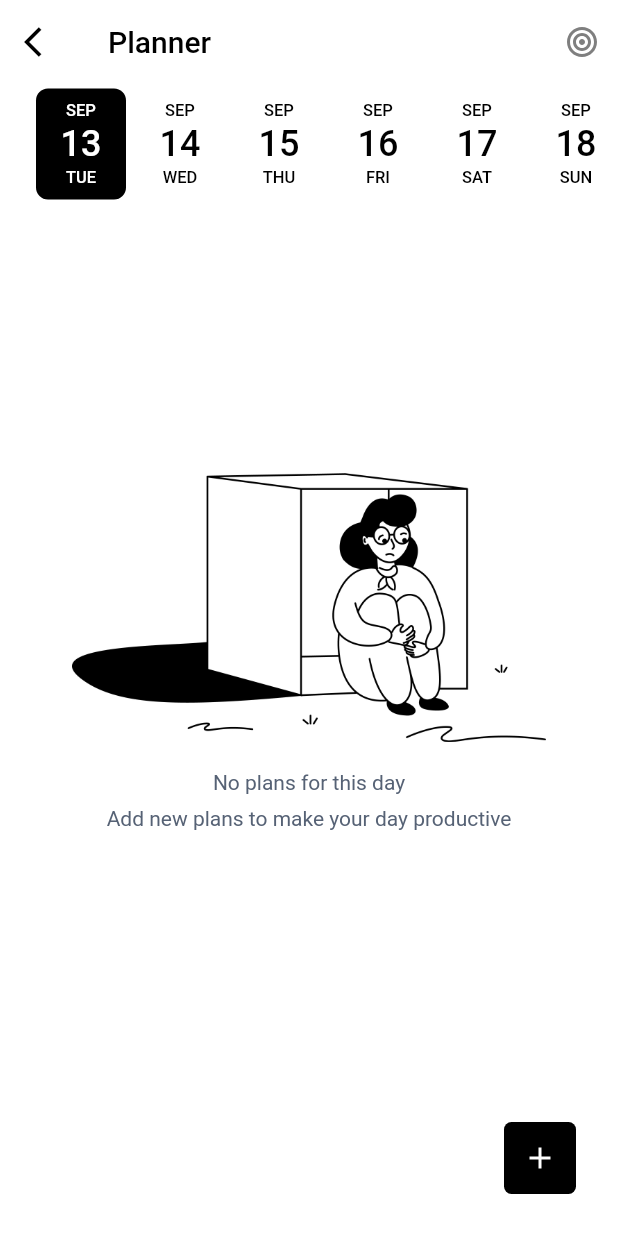
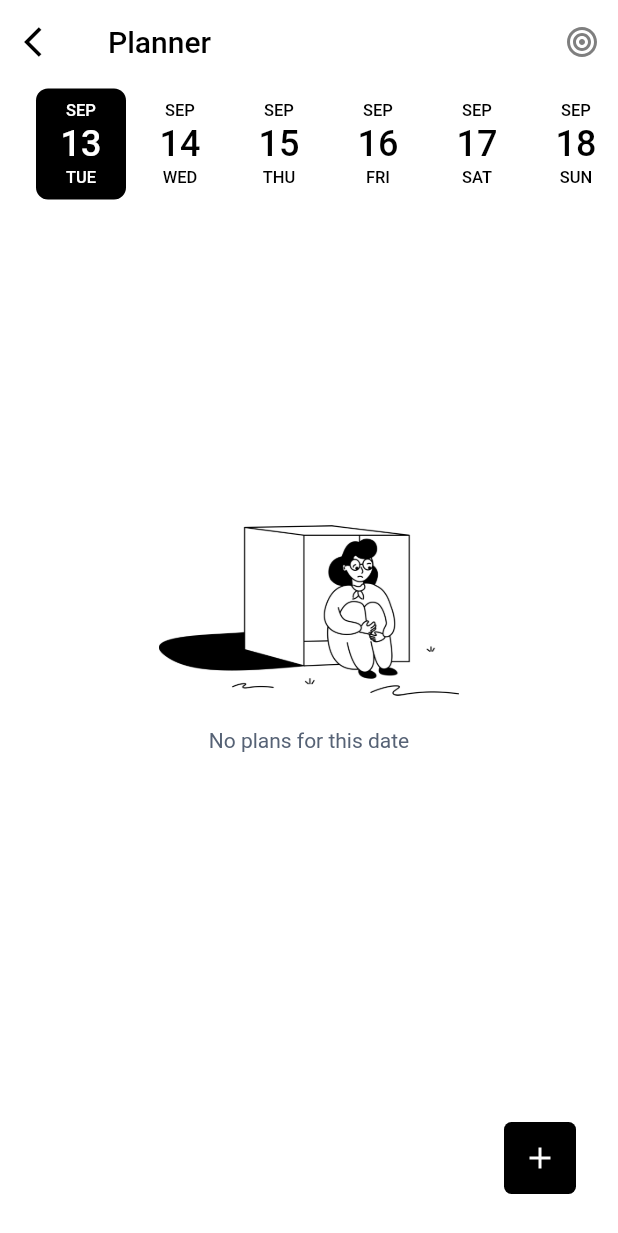
Before and after one commit to aninarafath6/arnhss, a Flutter app: the TaskView screen opened by its route, on a phone screen of 412 x 824 dp. Shown: the top 1233 px of the screen. Run offline on Flutter 3.47's test engine with Material 2 defaults, Android fonts, the phone set to English and light mode, and no system bars; drawn by our look-alikes of date_picker_timeline; our stand-ins replace cached_network_image, flutter_calendar_carousel, flutter_keyboard_visibility, flutter_otp_text_field, get, google_fonts and 3 more; network calls fail.

Commit message:
not found qoute changed

```diff
--- a/arnhss-app/lib/features/tasks/widgets/not_found.dart
+++ b/arnhss-app/lib/features/tasks/widgets/not_found.dart
@@ -15,19 +15,20 @@ class NotFound extends StatelessWidget {
         children: [
           const Spacer(flex: 2),
           Container(
-            padding: const EdgeInsets.symmetric(horizontal: 48.0),
+            // padding: const EdgeInsets.symmetric(horizontal: 68.0),
+            width: 200,
             child: Center(
               child: Image.asset(Images.notFound),
             ),
           ),
           const SizedBox(height: 15),
-          Text(
-            "No plans for this day",
-            style: CustomTextTheme(context: context).paragraph(),
-          ),
+          // Text(
+          //   "No plans for this day",
+          //   style: CustomTextTheme(context: context).paragraph(),
+          // ),
           const SizedBox(height: 3),
           Text(
-            "Add new plans to make your day productive",
+            "No plans for this date",
             style: CustomTextTheme(context: context).paragraph(),
             textAlign: TextAlign.center,
           ),
```
